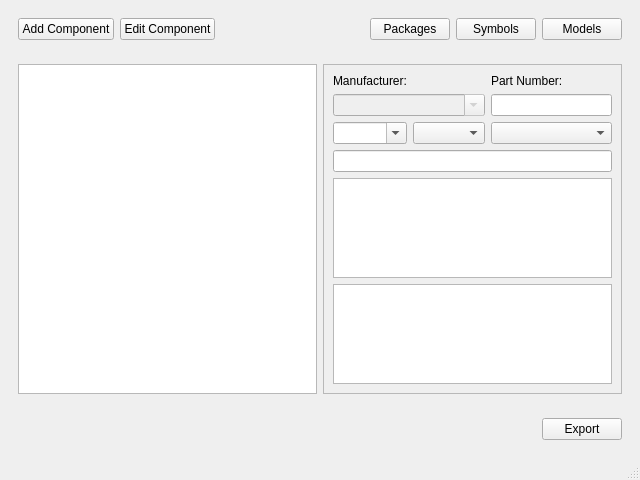
Old version of the form client/src/ui/mainwindow.ui in the repository BamWolf/altium-common-library.client.
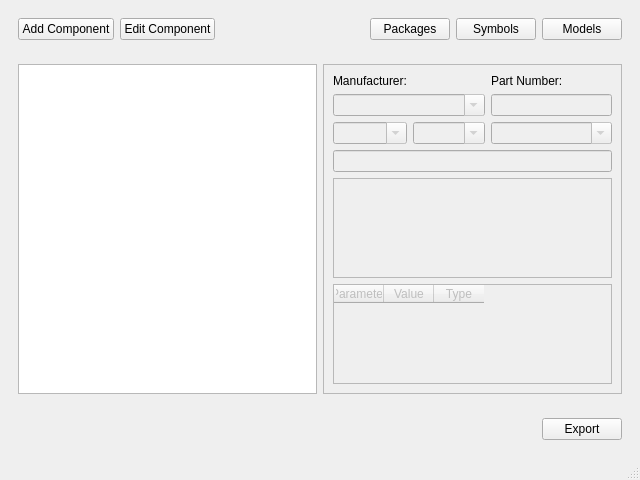
New version of the form.

```diff
--- a/client/src/ui/mainwindow.ui
+++ b/client/src/ui/mainwindow.ui
@@ -100,26 +100,71 @@
           </item>
           <item row="1" column="2">
            <widget class="QLineEdit" name="componentPartnumber">
-            <property name="readOnly">
-             <bool>true</bool>
+            <property name="enabled">
+             <bool>false</bool>
             </property>
            </widget>
           </item>
           <item row="6" column="0" colspan="3">
-           <widget class="QTableWidget" name="parametersTable"/>
+           <widget class="QTableWidget" name="parametersTable">
+            <property name="enabled">
+             <bool>false</bool>
+            </property>
+            <property name="alternatingRowColors">
+             <bool>true</bool>
+            </property>
+            <attribute name="horizontalHeaderDefaultSectionSize">
+             <number>50</number>
+            </attribute>
+            <attribute name="verticalHeaderVisible">
+             <bool>true</bool>
+            </attribute>
+            <column>
+             <property name="text">
+              <string>Parameter</string>
+             </property>
+            </column>
+            <column>
+             <property name="text">
+              <string>Value</string>
+             </property>
+            </column>
+            <column>
+             <property name="text">
+              <string>Type</string>
+             </property>
+            </column>
+           </widget>
           </item>
           <item row="3" column="0">
            <widget class="QComboBox" name="symbolBox">
+            <property name="enabled">
+             <bool>false</bool>
+            </property>
             <property name="editable">
              <bool>true</bool>
             </property>
            </widget>
           </item>
           <item row="3" column="2">
-           <widget class="QComboBox" name="modelBox"/>
+           <widget class="QComboBox" name="modelBox">
+            <property name="enabled">
+             <bool>false</bool>
+            </property>
+            <property name="editable">
+             <bool>true</bool>
+            </property>
+           </widget>
           </item>
           <item row="3" column="1">
-           <widget class="QComboBox" name="packageBox"/>
+           <widget class="QComboBox" name="packageBox">
+            <property name="enabled">
+             <bool>false</bool>
+            </property>
+            <property name="editable">
+             <bool>true</bool>
+            </property>
+           </widget>
           </item>
           <item row="1" column="0" colspan="2">
            <widget class="QComboBox" name="manufacturerBox">
@@ -132,10 +177,17 @@
            </widget>
           </item>
           <item row="4" column="0" colspan="3">
-           <widget class="QLineEdit" name="linkEdit"/>
+           <widget class="QLineEdit" name="linkEdit">
+            <property name="enabled">
+             <bool>false</bool>
+            </property>
+           </widget>
           </item>
           <item row="5" column="0" colspan="3">
            <widget class="QPlainTextEdit" name="descriptionEdit">
+            <property name="enabled">
+             <bool>false</bool>
+            </property>
             <property name="sizePolicy">
              <sizepolicy hsizetype="Expanding" vsizetype="Preferred">
               <horstretch>0</horstretch>
```
